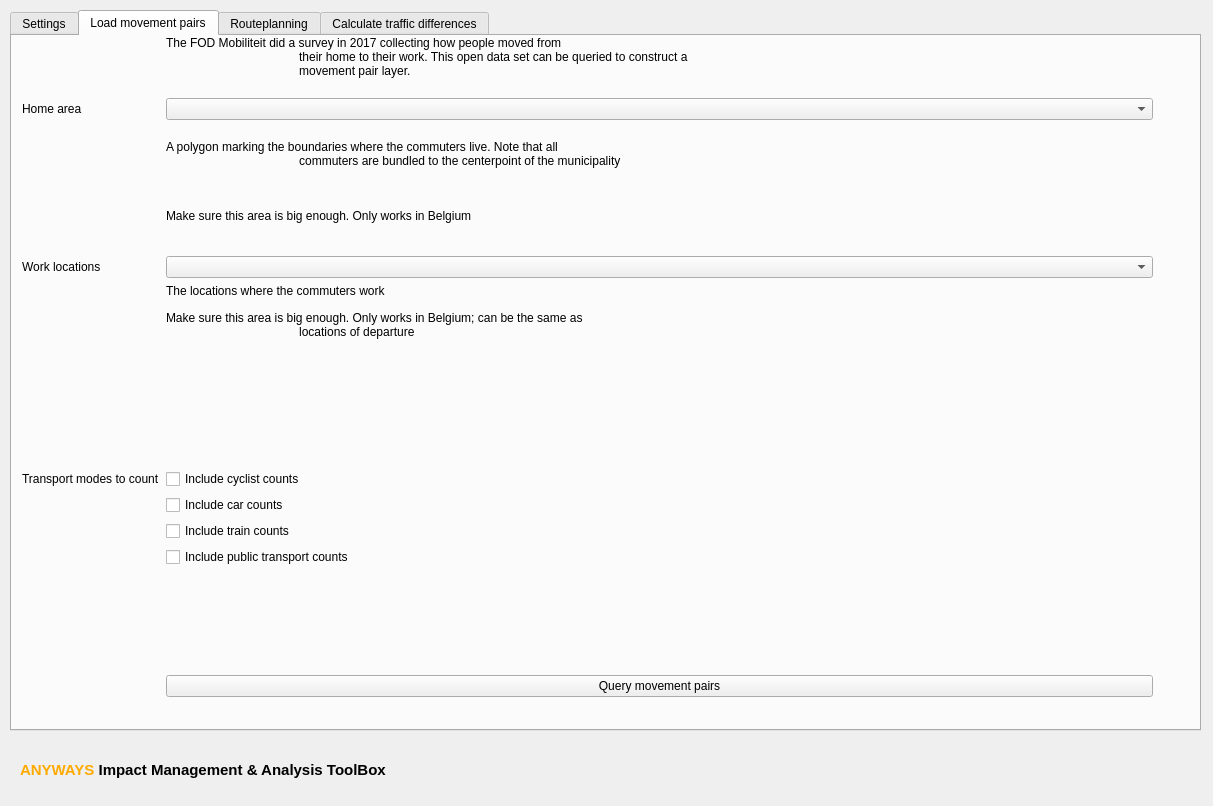
Above: ImPact_toolbox_dialog_base.ui from anyways-open/impact-qgis-plugin before the change. Below: the same form after it.
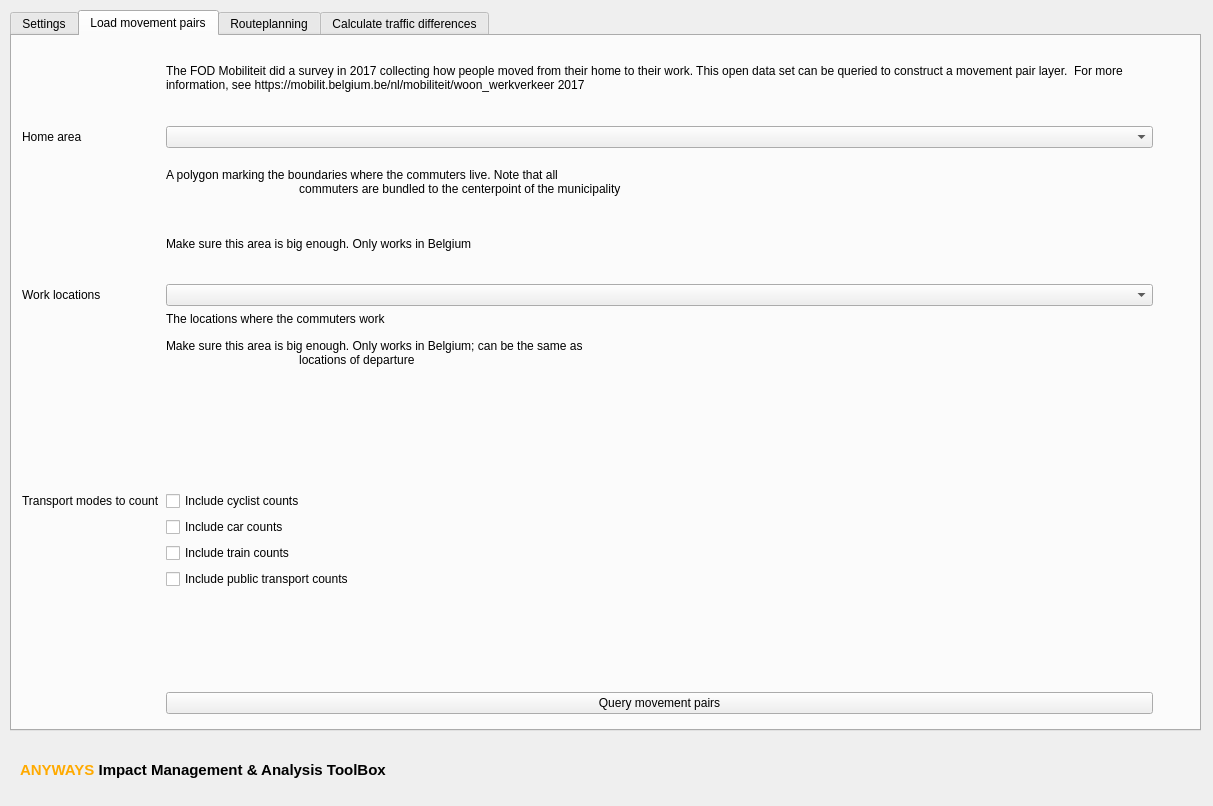
That is the form after the change. The open tabs and pages were chosen to show the change. Custom widgets are drawn as their Qt base class.

```diff
--- a/ImPact_toolbox_dialog_base.ui
+++ b/ImPact_toolbox_dialog_base.ui
@@ -230,17 +230,14 @@
                             <x>10</x>
                             <y>0</y>
                             <width>1131</width>
-                            <height>661</height>
+       <height>678</height>
                         </rect>
                     </property>
                     <layout class="QFormLayout" name="movement_pairs_form">
                         <item row="0" column="1">
                             <widget class="QLabel" name="label_19">
                                 <property name="text">
-                                    <string>The FOD Mobiliteit did a survey in 2017 collecting how people moved from
-                                        their home to their work. This open data set can be queried to construct a
-                                        movement pair layer.
-                                    </string>
+         <string>The FOD Mobiliteit did a survey in 2017 collecting how people moved from their home to their work. This open data set can be queried to construct a movement pair layer.  For more information, see https://mobilit.belgium.be/nl/mobiliteit/woon_werkverkeer 2017</string>
                                 </property>
                                 <property name="wordWrap">
                                     <bool>true</bool>
```
Left out of the diff: 8 changed lines with no effect on the pictures. Lines whose indentation alone changed are shown as unchanged.
